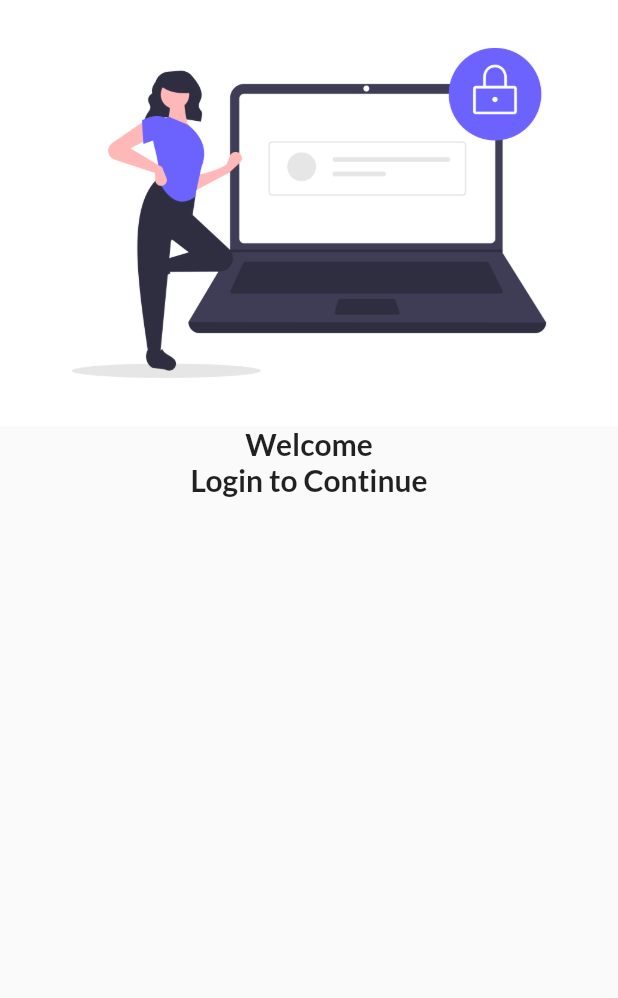
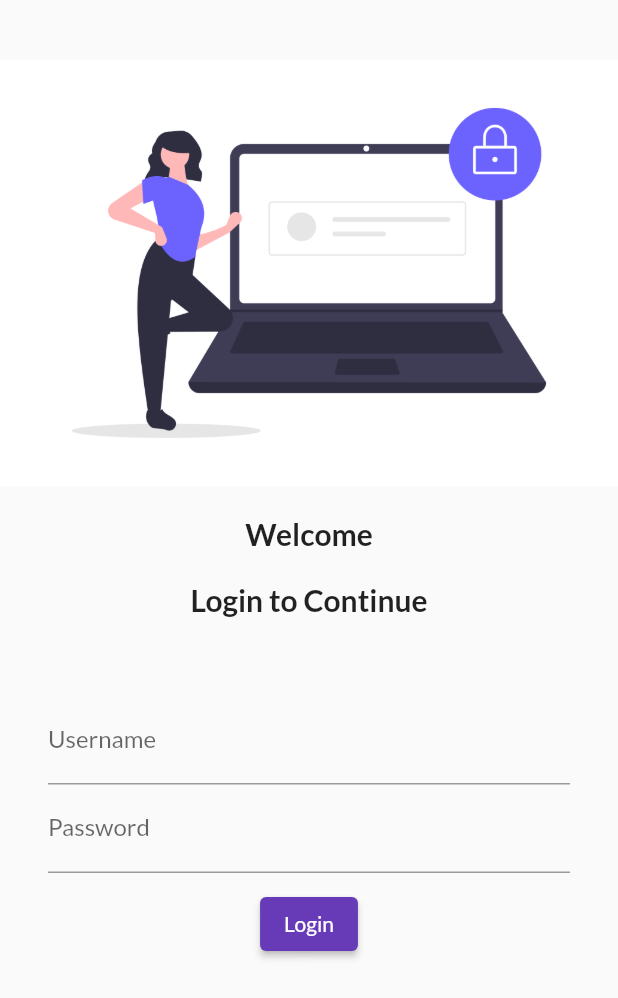
Before and after one commit to ZaidKhan15/Catalog_app, a Flutter app: the screen it shows after launch, on a phone screen of 412 x 824 dp. Shown: the top 998 px of the screen. Run offline on Flutter 3.47's test engine with Material 2 defaults, Android fonts, the light colour scheme and no system bars; our stand-ins replace google_fonts.

Commit message:
Loginpage completed

```diff
--- a/lib/Screens/loginpage.dart
+++ b/lib/Screens/loginpage.dart
@@ -7,9 +7,16 @@ class Loginpage extends StatelessWidget {
     return Material(
         child: Column(
       children: <Widget>[
+       SizedBox(
+          height: 40,
+        ),
+
         Image.asset(
           "assets/images/login.png",
           fit: BoxFit.cover,
+        ),
+        SizedBox(
+          height: 20,
         ),
         Text(
           'Welcome',
@@ -18,12 +25,44 @@ class Loginpage extends StatelessWidget {
             fontWeight: FontWeight.bold,
           ),
         ),
+         SizedBox(
+          height: 20,
+        ),
         Text(
           'Login to Continue',
           style: TextStyle(
             fontSize: 20,
             fontWeight: FontWeight.bold,
           ),
+        ),
+          SizedBox(
+          height: 20,
+        ),
+        Padding(
+          padding: const EdgeInsets.all(32.0),
+          child: Column(
+            children: <Widget>[
+              TextFormField(
+            decoration: InputDecoration(
+              hintText: "Enter Username",
+              labelText: "Username",
+            ),
+          ),
+           TextFormField(
+             obscureText: true,
+            decoration: InputDecoration(
+              hintText: "Enter Password",
+              labelText: "Password",
+            ),
+          ),
+              SizedBox(
+          height: 10,
+        ),
+          ElevatedButton(onPressed: (){}, child:
+          Text('Login')
+          ),
+            ],
+          ),
         )
       ],
     ));
```
